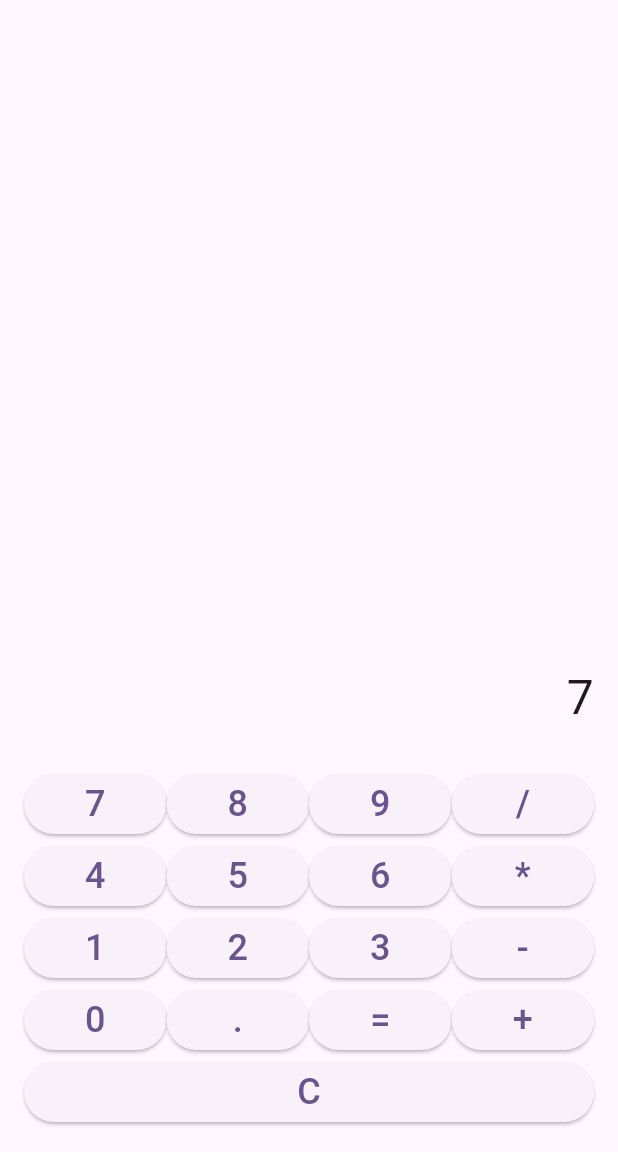
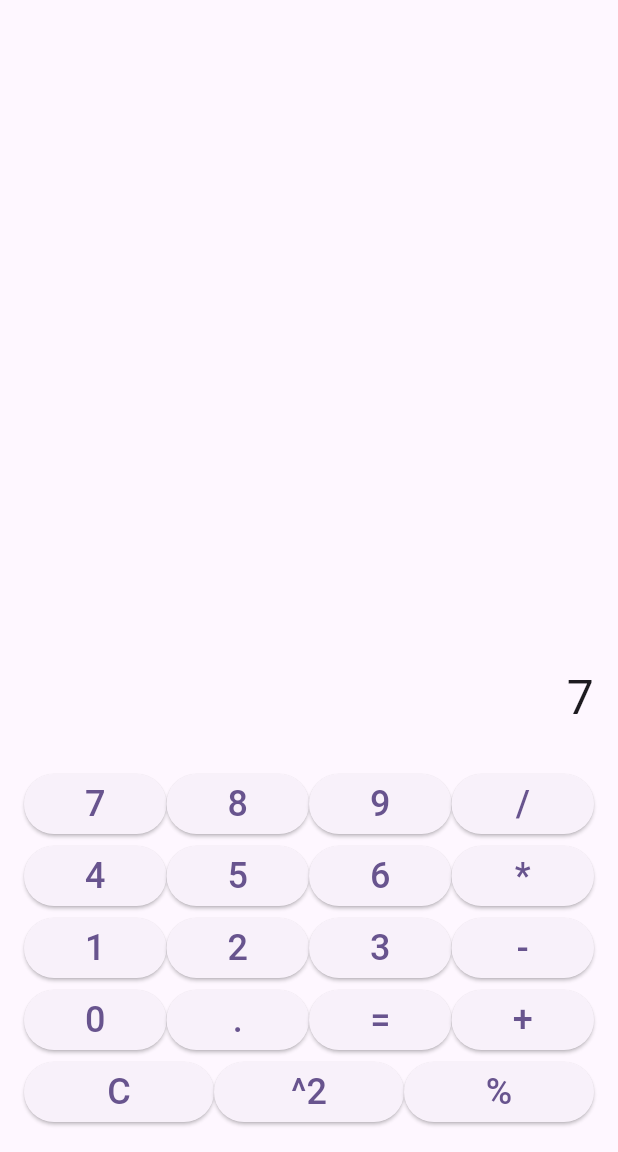
Before and after one commit to edwinzanella/flutter-calculator, a Flutter app: the screen it shows after launch, after a tap on an icon or button, on a phone screen of 412 x 824 dp, the part 84-1236 px from its top. Run offline on Flutter 3.47's test engine with Material 3 defaults, Android fonts, the phone set to English and light mode, and no system bars; missing offline and left inert: expressions.

Commit message:
Added square button to the calculator app

```diff
--- a/lib/main.dart
+++ b/lib/main.dart
@@ -46,6 +46,19 @@ class _CalculatorScreenState extends State<CalculatorScreen> {
         } catch (e) {
           _result = ' Error';
         }
+      } else if (value == '^2') {
+        try {
+          final evaluator = const ExpressionEvaluator();
+          final expression = Expression.parse(_expression);
+          final result = evaluator.eval(expression, {});
+          _expression = '($result)^2';
+          final squaredResult = evaluator.eval(Expression.parse('($result) * ($result)'), {});
+          _result = ' = $squaredResult';
+        } catch (e) {
+          _result = ' Error';
+        }
+      } else if (value == '%') {
+        _expression += '%';
       } else {
         _expression += value;
       }
@@ -118,6 +131,8 @@ class _CalculatorScreenState extends State<CalculatorScreen> {
                 Row(
                   children: [
                     _buildButton('C'),
+                    _buildButton('^2'),
+                    _buildButton('%'),
                   ],
                 ),
               ],
```
Also changed, not shown: 3 other files.
